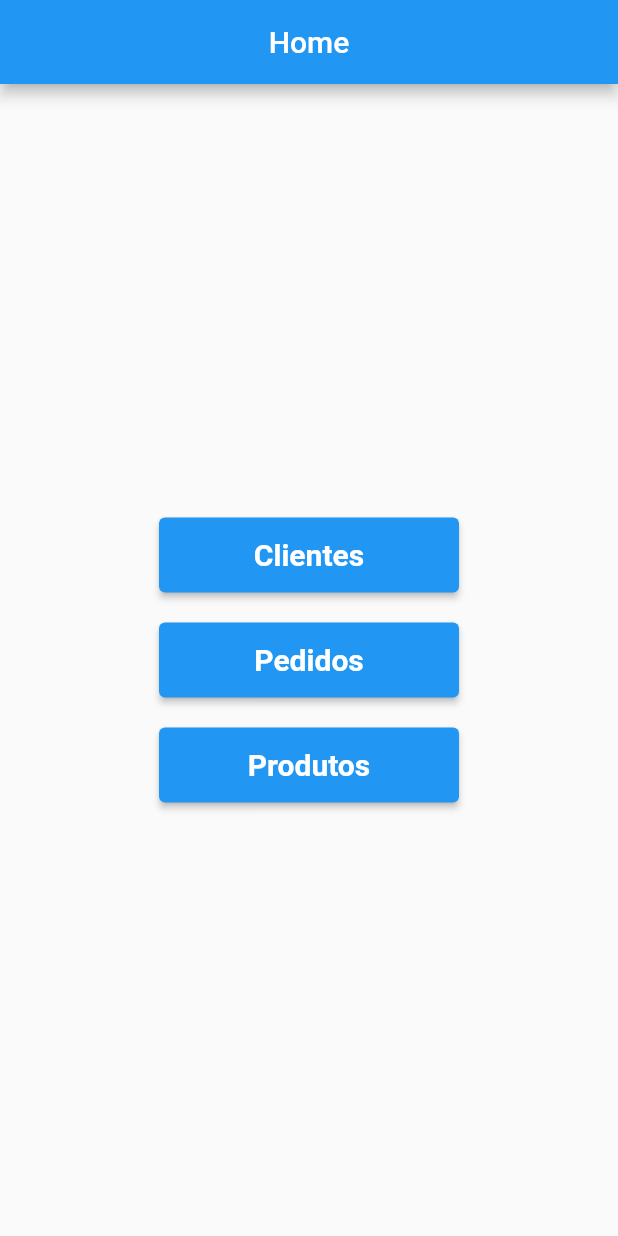
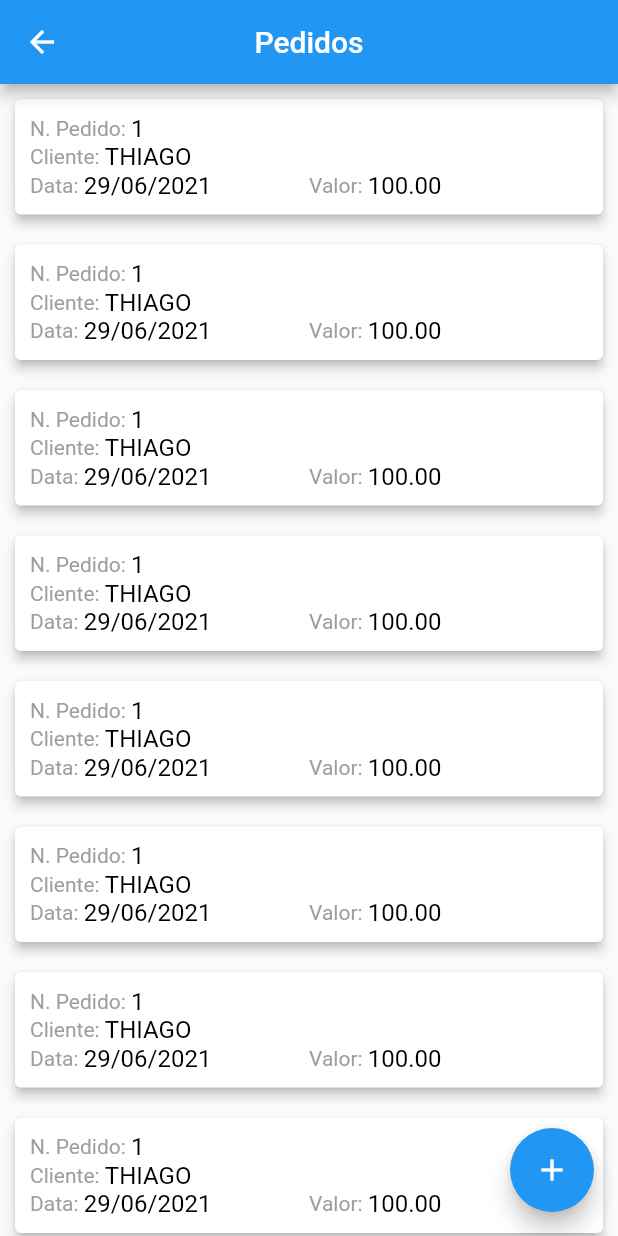
Before and after one commit to thiagothisan/pedidos, a Flutter app: the screen it shows after launch, after a tap on "Pedidos", on a phone screen of 412 x 824 dp. Run offline on Flutter 3.47's test engine with Material 2 defaults, Android fonts, the phone set to English and light mode, and no system bars; our stand-ins replace flutter_mobx, mobx, sqflite; accounts and stored records are empty; generated files the repository leaves out were written again.

Commit message:
Adicionado pedidos_view

```diff
--- a/lib/main.dart
+++ b/lib/main.dart
@@ -1,6 +1,7 @@
 import 'package:flutter/material.dart';
 import 'package:pedidos/views/clientes/clientes_view.dart';
 import 'package:pedidos/views/home/home_view.dart';
+import 'package:pedidos/views/pedidos/pedidos_view.dart';
 
 import 'views/produtos/produtos_view.dart';
 
@@ -22,6 +23,7 @@ class MyApp extends StatelessWidget {
         '/': (context) => HomeView(),
         '/clientes': (context) => ClientesView(),
         '/produtos': (context) => ProdutosView(),
+        '/pedidos': (context) => PedidosView(),
       },
     );
   }
--- /dev/null
+++ b/lib/views/pedidos/pedidos_view.dart
@@ -0,0 +1,137 @@
+import 'package:flutter/material.dart';
+
+class PedidosView extends StatefulWidget {
+  const PedidosView({Key? key}) : super(key: key);
+
+  @override
+  _PedidosViewState createState() => _PedidosViewState();
+}
+
+class _PedidosViewState extends State<PedidosView> {
+  @override
+  Widget build(BuildContext context) {
+    return Scaffold(
+      appBar: AppBar(
+        title: Text('Pedidos'),
+        centerTitle: true,
+      ),
+      body: FutureBuilder(
+          builder: (BuildContext context, AsyncSnapshot snapshot) {
+        if (snapshot.connectionState == ConnectionState.waiting) {
+          return Center(
+            child: CircularProgressIndicator(),
+          );
+        } else {
+          if (snapshot.error != null) {
+            return Center(
+              child: Text('Ocorreu um erro'),
+            );
+          } else {
+            return ListView.builder(
+                itemCount: 10,
+                itemBuilder: (context, index) {
+                  return Card(
+                    margin: EdgeInsets.all(10.0),
+                    color: Colors.white,
+                    elevation: 3,
+                    child: Container(
+                      padding: EdgeInsets.all(10.0),
+                      child: Column(
+                        children: [
+                          Row(
+                            children: <Widget>[
+                              Text(
+                                'N. Pedido: ',
+                                style: TextStyle(color: Colors.grey),
+                              ),
+                              Text(
+                                "1",
+                                style: TextStyle(
+                                  fontSize: 16,
+                                  color: Colors.black,
+                                ),
+                              ),
+                            ],
+                          ),
+                          Row(
+                            children: [
+                              Text(
+                                "Cliente: ",
+                                style: TextStyle(color: Colors.grey),
+                              ),
+                              Text(
+                                "THIAGO",
+                                style: TextStyle(
+                                  fontSize: 16,
+                                  color: Colors.black,
+                                ),
+                              ),
+                            ],
+                          ),
+                          Row(
+                            children: [
+                              Expanded(
+                                flex: 5,
+                                child: Column(
+                                  mainAxisAlignment: MainAxisAlignment.center,
+                                  children: <Widget>[
+                                    Row(
+                                      children: <Widget>[
+                                        Text(
+                                          'Data: ',
+                                          style: TextStyle(color: Colors.grey),
+                                        ),
+                                        Text(
+                                          "29/06/2021",
+                                          style: TextStyle(
+                                            fontSize: 16,
+                                            color: Colors.black,
+                                          ),
+                                        ),
+                                      ],
+                                    ),
+                                  ],
+                                ),
+                              ),
+                              Expanded(
+                                flex: 5,
+                                child: Column(
+                                  mainAxisAlignment: MainAxisAlignment.center,
+                                  children: <Widget>[
+                                    Row(
+                                      children: [
+                                        Text(
+                                          "Valor: ",
+                                          style: TextStyle(color: Colors.grey),
+                                        ),
+                                        Text(
+                                          "100.00",
+                                          style: TextStyle(
+                                            fontSize: 16,
+                                            color: Colors.black,
+                                          ),
+                                        ),
+                                      ],
+                                    ),
+                                  ],
+                                ),
+                              ),
+                            ],
+                          ),
+                        ],
+                      ),
+                    ),
+                  );
+                });
+          }
+        }
+      }),
+      floatingActionButton: FloatingActionButton(
+        onPressed: () {},
+        child: const Icon(
+          Icons.add,
+        ),
+      ),
+    );
+  }
+}
```
